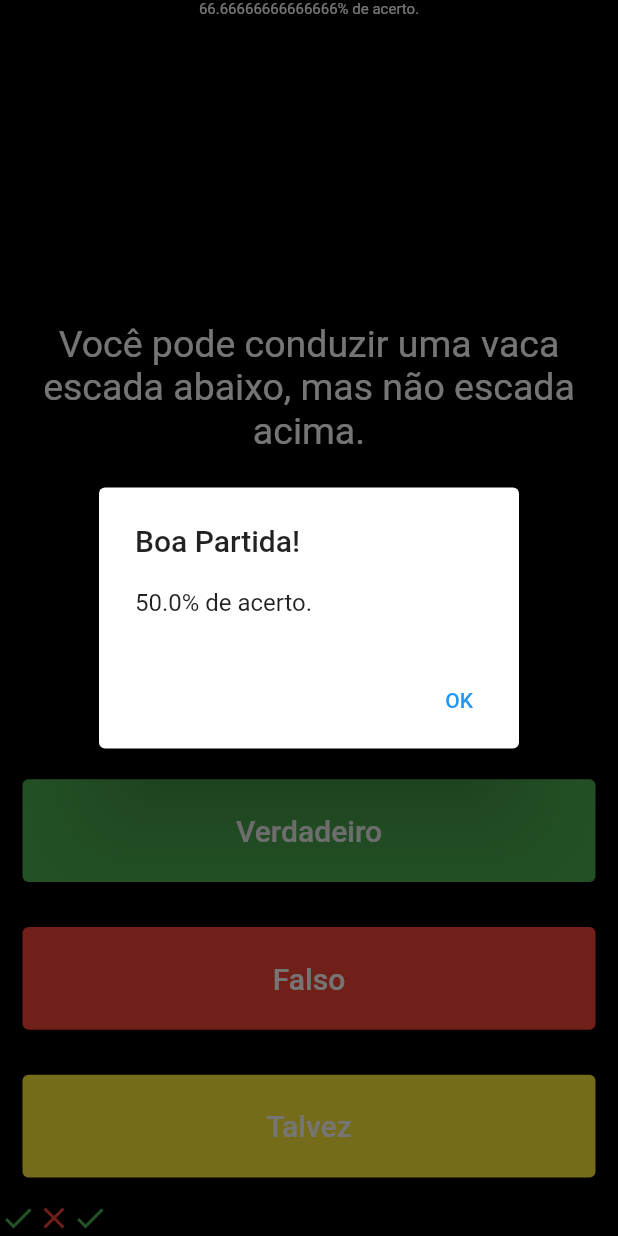
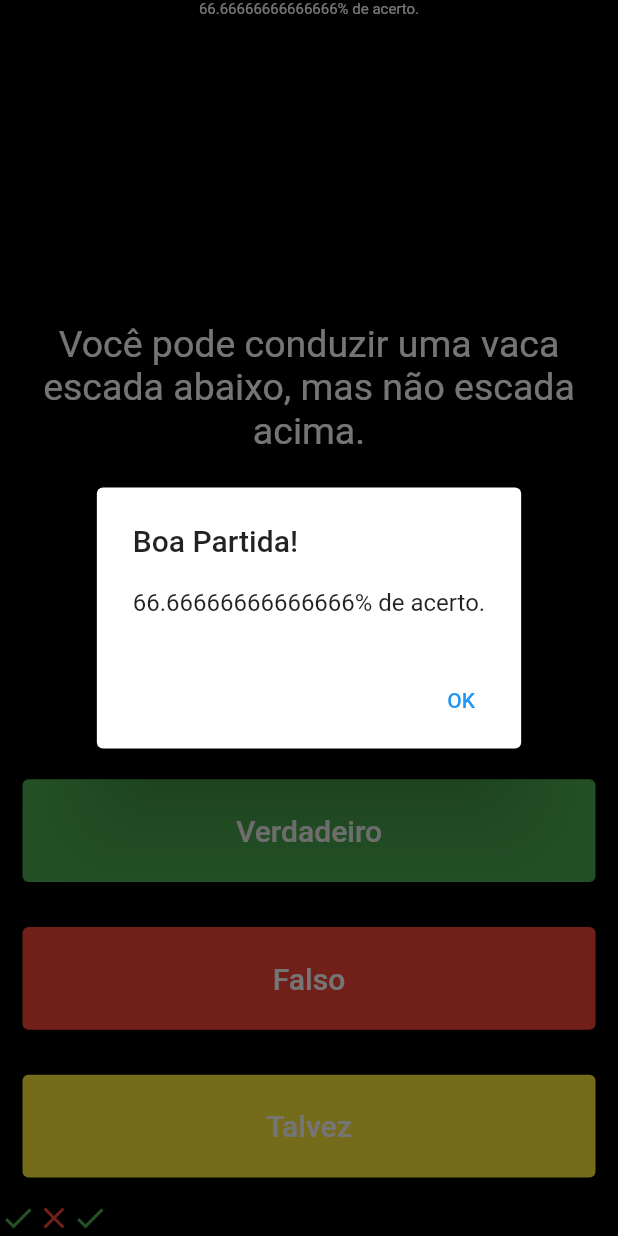
Before and after one commit to lacj2000/quizzler, a Flutter app: the screen it shows after launch, after a tap on "Verdadeiro", after a tap on "Falso", after a tap on "Talvez", on a phone screen of 412 x 824 dp. Run offline on Flutter 3.47's test engine with Material 2 defaults, Android fonts, the phone set to English and light mode, and no system bars.

```diff
--- a/lib/main.dart
+++ b/lib/main.dart
@@ -42,13 +42,15 @@ class _QuizzPageStatus extends State<QuizPage> {
       },
     );
 
-    AlertDialog alerta = AlertDialog(
-      title: Text("Boa Partida!"),
-      content: Text(quizBrain.getPercetage()),
-      actions: [
-        okButton,
-      ],
-    );
+    AlertDialog alerta(String percentage) {
+      return AlertDialog(
+        title: Text("Boa Partida!"),
+        content: Text(percentage),
+        actions: [
+          okButton,
+        ],
+      );
+    }
 
     setState(() {
       if (quizBrain.isFinished() == false) {
@@ -70,7 +72,7 @@ class _QuizzPageStatus extends State<QuizPage> {
           showDialog(
             context: context,
             builder: (BuildContext context) {
-              return alerta;
+              return alerta(quizBrain.getPercetage());
             },
           );
         }
```
